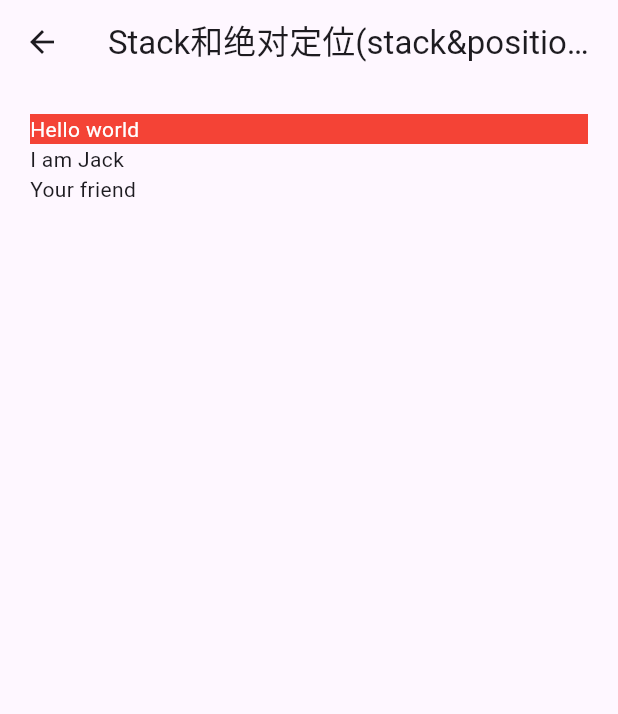
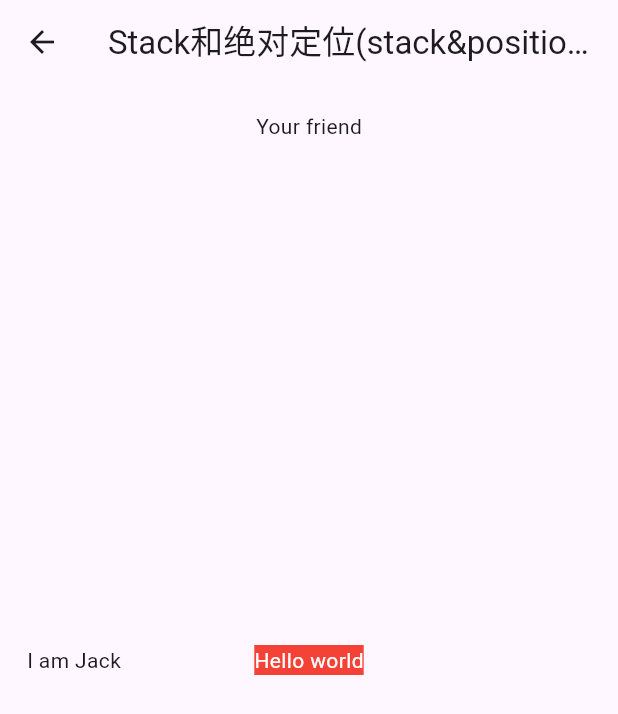
Before and after one commit to iotzzh/zh-flutter-demos, a Flutter app: the ZHStackPositioned screen opened by its route, on a phone screen of 412 x 824 dp. Shown: the top 714 px of the screen. Run offline on Flutter 3.47's test engine with Material 2 defaults, Android fonts, the phone set to English and light mode, and no system bars.

Commit message:
优化布局

```diff
--- a/lib/main.dart
+++ b/lib/main.dart
@@ -185,7 +185,7 @@
   return List<Item>.generate(items.length, (int index) {
     return Item(
       headerValue: items[index].headerValue,
-      isExpanded: index == 0,
+      isExpanded: index == 2,
       buttons: items[index].buttons,
     );
   });
--- a/lib/views/layout/stack_positioned.dart
+++ b/lib/views/layout/stack_positioned.dart
@@ -20,43 +20,27 @@ class ZHStackPositionedState extends State<ZHStackPositioned> {
           title: const Text('Stack和绝对定位(stack&positioned)'),
           centerTitle: true,
         ),
-        body: ListView(
-          shrinkWrap: true,
-          padding: const EdgeInsets.all(20.0),
+        body: //通过ConstrainedBox来确保Stack占满屏幕
+            ConstrainedBox(
+          constraints: BoxConstraints.expand(),
+          child: Stack(
+            alignment: Alignment.center, //指定未定位或部分定位widget的对齐方式
             children: <Widget>[
               Container(
-              child: const Text("Hello world",
-                  style: TextStyle(color: Colors.white)),
+                child:
+                    Text("Hello world", style: TextStyle(color: Colors.white)),
                 color: Colors.red,
               ),
-            const Positioned(
+              Positioned(
                 left: 18.0,
                 child: Text("I am Jack"),
               ),
-            const Positioned(
+              Positioned(
                 top: 18.0,
                 child: Text("Your friend"),
+              )
+            ],
           ),
-            // Stack(
-            //   alignment: Alignment.center,
-            //   fit: StackFit.expand, //未定位widget占满Stack整个空间
-            //   children: <Widget>[
-            //     const Positioned(
-            //       left: 18.0,
-            //       child: Text("I am Jack"),
-            //     ),
-            //     Container(
-            //       child: const Text("Hello world",
-            //           style: TextStyle(color: Colors.white)),
-            //       color: Colors.red,
-            //     ),
-            //     Positioned(
-            //       top: 18.0,
-            //       child: Text("Your friend"),
-            //     )
-            //   ],
-            // ),
-          ],
         ));
   }
 }
```
Lines whose indentation alone changed are shown as unchanged.
